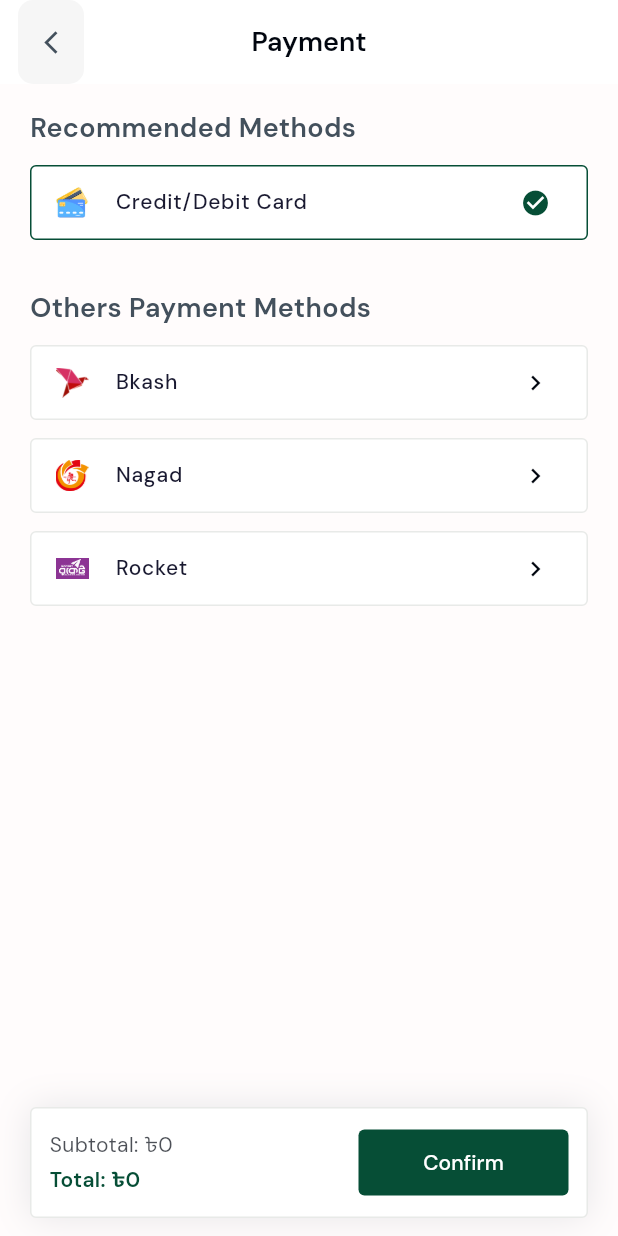
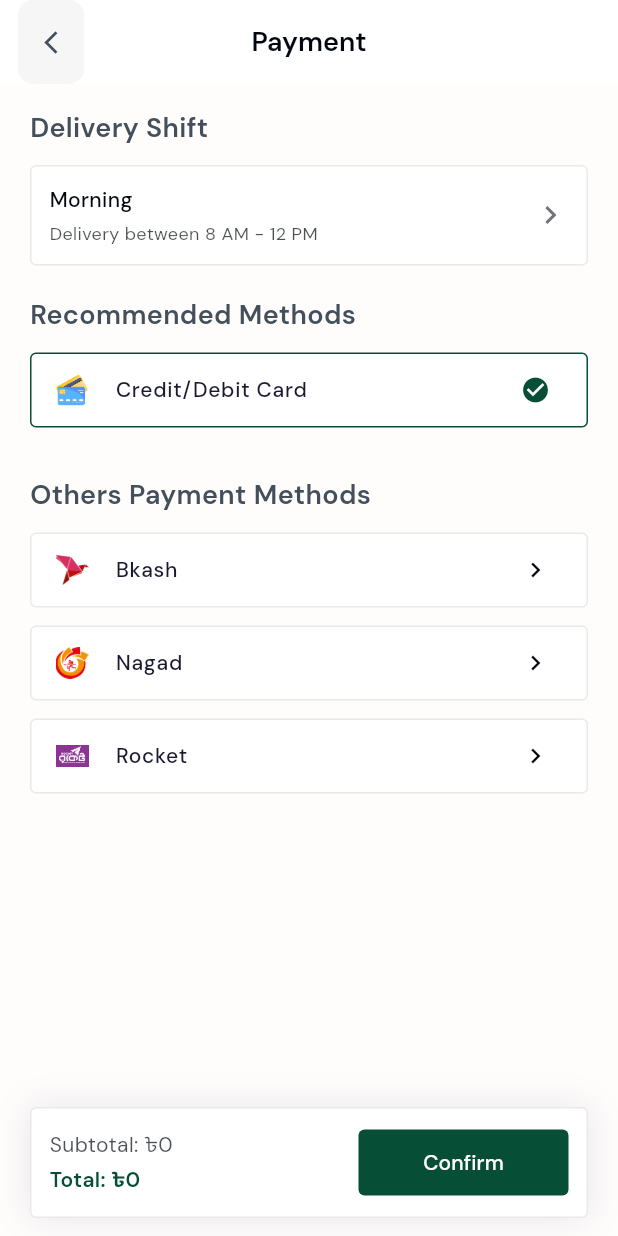
Before and after one commit to ratulhasanruhan/care_life_touch, a Flutter app: the PaymentView screen opened by its route, on a phone screen of 412 x 824 dp. Run offline on Flutter 3.47's test engine with Material 3 defaults, Android fonts, the phone set to English and light mode, and no system bars; our stand-ins replace carousel_slider, flutter_image_compress, flutter_map, flutter_rating_bar, flutter_slidable, flutter_spinkit and 12 more; accounts and stored records are empty; network calls fail.

Commit message:
add delivery shift selection and enhance OTP handling in registration flow

```diff
--- a/lib/app/data/providers/api_provider.dart
+++ b/lib/app/data/providers/api_provider.dart
@@ -38,7 +38,9 @@
 
       final token = _storage.getToken();
       if (token != null && token.isNotEmpty) {
-        request.headers['Cookie'] = 'buyer_token=$token';
+        // Set both Cookie header and authorization header for compatibility
+        request.headers['Cookie'] = 'buyer_token=$token; Path=/';
+        request.headers['Authorization'] = 'Bearer $token';
       }
 
       return request;
--- a/lib/app/modules/home/views/widgets/product_card.dart
+++ b/lib/app/modules/home/views/widgets/product_card.dart
@@ -223,7 +223,10 @@
   /// Build add to cart button
   Widget _buildAddToCartButton(CartController cartController) {
     return GestureDetector(
-      onTap: () => cartController.addToCart(product),
+      onTap: () async {
+        // Add to cart without showing snackbar - just update state
+        await cartController.addToCart(product, quantity: 1);
+      },
       child: Container(
         height: 22,
         padding: const EdgeInsets.symmetric(horizontal: 6),
--- a/lib/app/modules/payment/controllers/payment_controller.dart
+++ b/lib/app/modules/payment/controllers/payment_controller.dart
@@ -30,6 +30,7 @@
 
   final isProcessing = false.obs;
   final selectedMethodKey = 'card'.obs;
+  final selectedDeliveryShift = 'morning'.obs;
 
   late final String addressId;
   late final String shippingAddress;
@@ -80,6 +81,10 @@
     selectedMethodKey.value = key;
   }
 
+  void selectDeliveryShift(String shift) {
+    selectedDeliveryShift.value = shift;
+  }
+
   Future<void> completePayment() async {
     if (isProcessing.value) return;
 
@@ -112,6 +117,7 @@
       await _orderRepository.createOrder(
         items: orderItems,
         addressId: addressId,
+        deliveryShift: selectedDeliveryShift.value,
         paymentMethod: selectedMethodKey.value,
       );
 
--- a/lib/app/modules/payment/views/payment_view.dart
+++ b/lib/app/modules/payment/views/payment_view.dart
@@ -2,6 +2,7 @@
 import 'package:get/get.dart';
 
 import '../controllers/payment_controller.dart';
+import 'widgets/delivery_shift_bottom_sheet.dart';
 
 class PaymentView extends GetView<PaymentController> {
   const PaymentView({super.key});
@@ -47,6 +48,59 @@
               child: Column(
                 crossAxisAlignment: CrossAxisAlignment.start,
                 children: [
+                  // Delivery Shift Section
+                  const Text(
+                    'Delivery Shift',
+                    style: TextStyle(fontSize: 18, fontWeight: FontWeight.w600),
+                  ),
+                  const SizedBox(height: 12),
+                  Obx(
+                    () => GestureDetector(
+                      onTap: DeliveryShiftBottomSheet.show,
+                      child: Container(
+                        decoration: BoxDecoration(
+                          color: Colors.white,
+                          border: Border.all(color: const Color(0xFFE8EAE8)),
+                          borderRadius: BorderRadius.circular(4),
+                        ),
+                        padding: const EdgeInsets.all(12),
+                        child: Row(
+                          mainAxisAlignment: MainAxisAlignment.spaceBetween,
+                          children: [
+                            Column(
+                              crossAxisAlignment: CrossAxisAlignment.start,
+                              children: [
+                                Text(
+                                  controller.selectedDeliveryShift.value == 'morning'
+                                      ? 'Morning'
+                                      : 'Evening',
+                                  style: const TextStyle(
+                                    fontSize: 14,
+                                    fontWeight: FontWeight.w500,
+                                    color: Color(0xFF01060F),
+                                  ),
+                                ),
+                                const SizedBox(height: 4),
+                                Text(
+                                  controller.selectedDeliveryShift.value == 'morning'
+                                      ? 'Delivery between 8 AM - 12 PM'
+                                      : 'Delivery between 2 PM - 6 PM',
+                                  style: const TextStyle(
+                                    fontSize: 12,
+                                    fontWeight: FontWeight.w400,
+                                    color: Color(0xB3010607),
+                                  ),
+                                ),
+                              ],
+                            ),
+                            const Icon(Icons.chevron_right, color: Color(0xFF727379)),
+                          ],
+                        ),
+                      ),
+                    ),
+                  ),
+                  const SizedBox(height: 20),
+                  // Recommended Methods Section
                   const Text(
                     'Recommended Methods',
                     style: TextStyle(fontSize: 18, fontWeight: FontWeight.w600),
--- a/lib/app/modules/products/views/widgets/offer_product_tile.dart
+++ b/lib/app/modules/products/views/widgets/offer_product_tile.dart
@@ -139,7 +139,9 @@
 
   Widget _buildAddToCartButton(CartController cartController) {
     return GestureDetector(
-      onTap: () => cartController.addToCart(product),
+      onTap: () async {
+        await cartController.addToCart(product, quantity: 1);
+      },
       child: Container(
         width: 68,
         height: 22,
--- a/lib/app/modules/settings/views/settings_view.dart
+++ b/lib/app/modules/settings/views/settings_view.dart
@@ -25,12 +25,6 @@
                 icon: Icons.lock_outline,
                 title: 'Change Password',
                 onTap: controller.changePassword,
-              ),
-              const SizedBox(height: 12),
-              _SettingsTile(
-                icon: Icons.delete_outline,
-                title: 'Delete Account',
-                onTap: controller.deleteAccount,
               ),
             ],
           ),
```
Also changed, not shown: lib/app/data/providers/storage_provider.dart (+32 -0 lines), lib/app/global_widgets/otp_verification_dialog.dart (+15 -19 lines), lib/app/modules/auth/controllers/auth_controller.dart (+10 -2 lines), lib/app/modules/auth/controllers/forgot_password_controller.dart (+15 -0 lines), lib/app/modules/auth/views/forgot_password_view.dart (+6 -6 lines), lib/app/modules/auth/views/register_view.dart (+11 -0 lines), lib/app/modules/cart/controllers/cart_controller.dart (+28 -12 lines), lib/app/modules/payment/views/widgets/delivery_shift_bottom_sheet.dart (added, +214 -0 lines), lib/app/modules/settings/controllers/settings_controller.dart (+0 -7 lines), lib/app/modules/splash/controllers/splash_controller.dart (+11 -3 lines).
